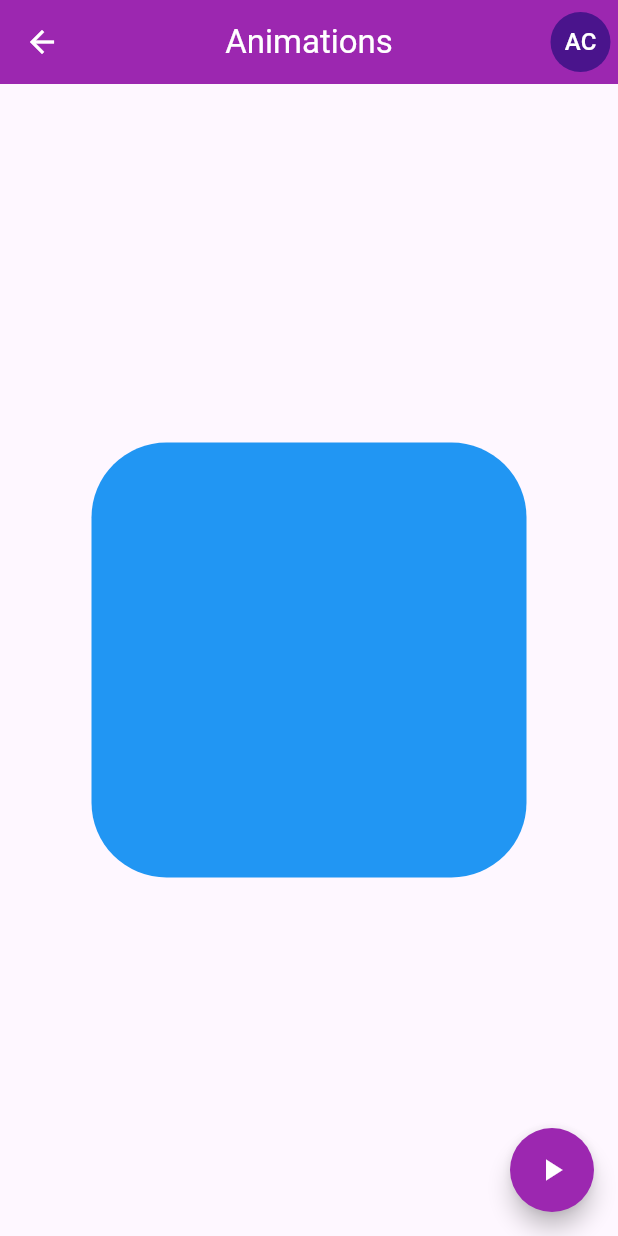
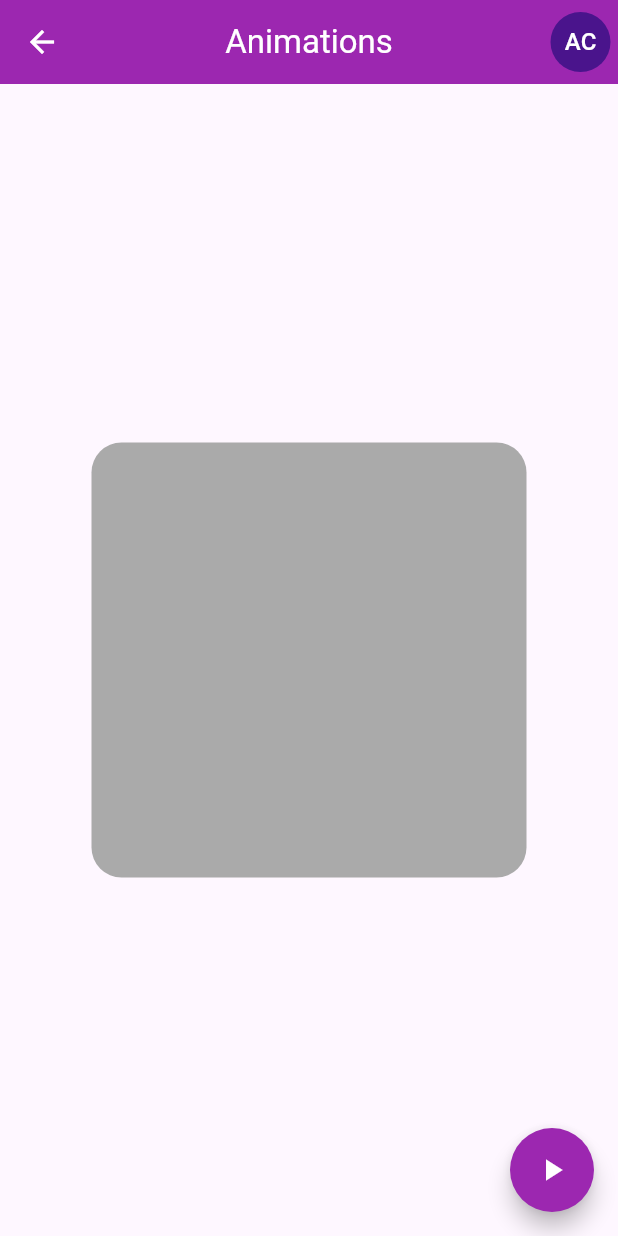
Before and after one commit to Chafardet-1800/Flutter-Components, a Flutter app: the AnimatedScreen screen opened by its route, after a tap on the "play arrow" icon, on a phone screen of 412 x 824 dp. Run offline on Flutter 3.47's test engine with Material 3 defaults, Android fonts, the phone set to English and light mode, and no system bars.

Commit message:
Cambios de animacion

```diff
--- a/lib/router/app_routes.dart
+++ b/lib/router/app_routes.dart
@@ -8,7 +8,7 @@ class AppRoutes {
   static const initialRoutes = 'home';
 
   static final menuOptions = <MenuOption>[
-    MenuOption(route: '/home', name: 'Home Screen', screen: const HomeScreen(), icon: Icons.home_filled),
+    // MenuOption(route: '/home', name: 'Home Screen', screen: const HomeScreen(), icon: Icons.home_filled),
     MenuOption(route: '/listView', name: 'List View', screen: const ListviewScreen(), icon: Icons.list),
     MenuOption(route: '/alert', name: 'Alerts Screen', screen: const AlertScreen(), icon: Icons.mark_unread_chat_alt_outlined),
     MenuOption(route: '/cards', name: 'Cards Screen', screen: const CardScreen(), icon: Icons.credit_card),
@@ -19,6 +19,8 @@ class AppRoutes {
   static Map<String, Widget Function(BuildContext)> getAppRoutes() {
 
     Map<String, Widget Function(BuildContext)> appRoutes = {};
+
+    appRoutes.addAll({ '/home' : (BuildContext context) => const HomeScreen() });
 
     for (final option in menuOptions) {
 
--- a/lib/screens/animated_screen.dart
+++ b/lib/screens/animated_screen.dart
@@ -14,32 +14,22 @@ class _AnimatedScreenState extends State<AnimatedScreen> {
 
   double _width = 70;
   double _heigth = 70;
-  MaterialColor _color = Colors.purple;
+  Color _color = Colors.purple;
   BorderRadiusGeometry _borderRadius = BorderRadius.circular(10);
-  bool _changed = false;
 
   void changeShape () {
 
-    if(_changed) {
-
-      _borderRadius = BorderRadius.circular(10);
-      _width = 70;
-      _heigth = 70;
-      _color = Colors.purple;
-      _changed = false;
-
-    }
-    else {
-
       final rnd = Random().nextInt(300).toDouble() + 70;
 
-      _borderRadius = BorderRadius.circular(50);
+      _borderRadius = BorderRadius.circular(Random().nextInt(100).toDouble());
       _width = rnd;
       _heigth = rnd;
-      _color = Colors.blue;
-      _changed = true;
-
-    }
+      _color = Color.fromRGBO(
+        Random().nextInt(250),
+        Random().nextInt(250),
+        Random().nextInt(250),
+        1
+      );
 
     setState(() {});
 
@@ -62,13 +52,15 @@ class _AnimatedScreenState extends State<AnimatedScreen> {
         ],
       ),
       body: Center(
-         child: Container(
+         child: AnimatedContainer(
           width: _width,
           height: _heigth,
           decoration: BoxDecoration(
             color: _color,
             borderRadius: _borderRadius
           ),
+          duration: const Duration(milliseconds: 400),
+          curve: Curves.easeInOutBack,
          ),
       ),
       floatingActionButton: FloatingActionButton(
```
